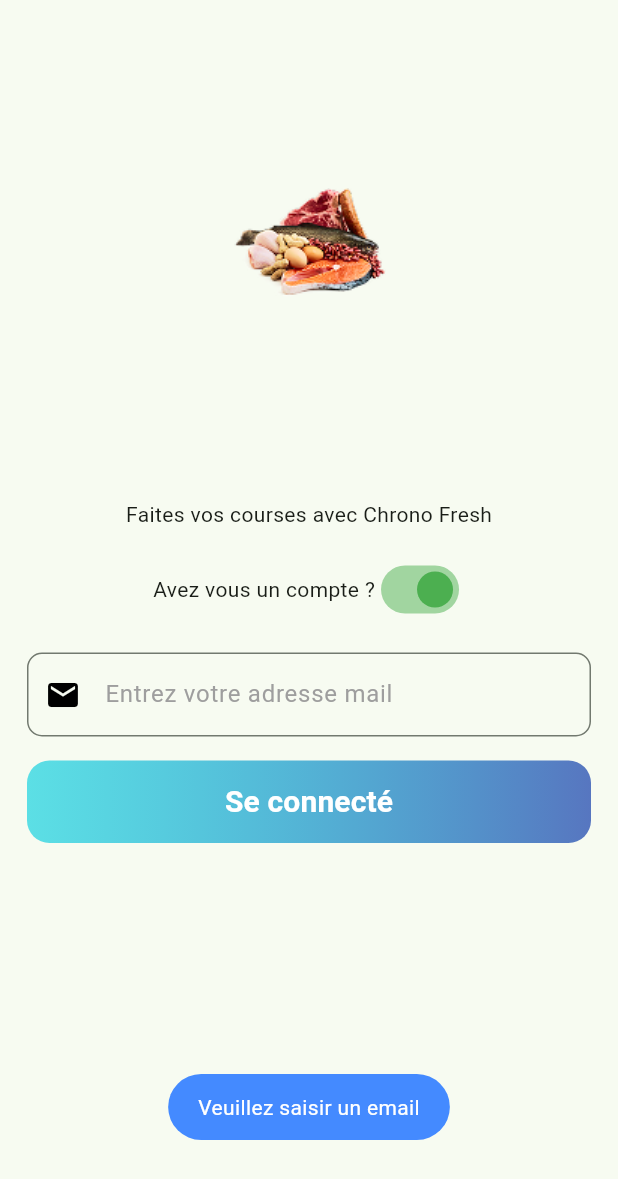
After one commit to Kenneth225/fresh, a Flutter app: the screen it shows after launch, after a tap on "Connectez vous", after a tap on "Se connecté", on a phone screen of 412 x 824 dp. The commit adds this screen. Shown: the top 1179 px of the screen. Run offline on Flutter 3.47's test engine with Material 3 defaults, Android fonts, the phone set to English and light mode, and no system bars; our stand-ins replace carousel_slider, fluttertoast, google_nav_bar, pin_code_fields, shared_preferences; missing offline and left inert: flutter_cart; network calls fail.

Commit message:
page login ajouter avec espace saisi de code a finaliser

```diff
--- /dev/null
+++ b/chrono_fresh/lib/global_var.dart
@@ -0,0 +1,3 @@
+import 'dart:convert';
+
+ String api_link = "http://10.0.2.2:80";
--- a/chrono_fresh/lib/main.dart
+++ b/chrono_fresh/lib/main.dart
@@ -1,4 +1,5 @@
 import 'package:chrono_fresh/acceuil.dart';
+import 'package:chrono_fresh/pages_login/connection.dart';
 import 'package:flutter/material.dart';
 import 'package:flutter_cart/cart.dart';
 import 'package:shared_preferences/shared_preferences.dart';
@@ -29,6 +30,7 @@ class MyApp extends StatelessWidget {
                 title: 'Bienvenue',
               ),
           'accueil': (context) => Acceuil(),
+          'connect':(context) => connection()
         });
   }
 }
@@ -127,6 +129,38 @@ class _MyHomePageState extends State<MyHomePage> {
                     ),
                   ),
                 ),
+                SizedBox(height: 16,),
+                Center(
+                  child: Container(
+                    height: 55,
+                    //width: 150,
+                    decoration: BoxDecoration(
+                        borderRadius: BorderRadius.circular(15),
+                        gradient: const LinearGradient(colors: [
+                          Color.fromRGBO(14, 209, 223, 0.667),
+                          Color.fromRGBO(87, 118, 192, 1),
+                        ])),
+                    child: Center(
+                      child: TextButton(
+                        onPressed: () {
+                          Navigator.pushReplacementNamed(context, 'connect');
+                        },
+                        child: const Row(
+                          mainAxisAlignment: MainAxisAlignment.center,
+                          children: [
+                            Text(
+                              "Connectez vous",
+                              style: TextStyle(
+                                  color: Colors.white,
+                                  fontSize: 20,
+                                  fontWeight: FontWeight.bold),
+                            ),
+                          ],
+                        ),
+                      ),
+                    ),
+                  ),
+                ),
               ],
             ),
           )),
--- /dev/null
+++ b/chrono_fresh/lib/pages_login/connection.dart
@@ -0,0 +1,283 @@
+import 'package:flutter/material.dart';
+import 'package:fluttertoast/fluttertoast.dart';
+import 'package:pin_code_fields/pin_code_fields.dart';
+
+class connection extends StatefulWidget {
+  const connection({super.key});
+
+  @override
+  State<connection> createState() => _connectionState();
+}
+
+class _connectionState extends State<connection> {
+  late TextEditingController numctrl;
+  late TextEditingController mailctrl;
+  bool have_acount = true;
+
+  @override
+  void initState() {
+    super.initState();
+    numctrl = TextEditingController();
+    mailctrl = TextEditingController();
+  }
+
+  void decidor(context, value) {
+    if (value == "") {
+      Fluttertoast.showToast(
+          backgroundColor: Colors.blueAccent,
+          msg: "Veuillez saisir un email",
+          toastLength: Toast.LENGTH_LONG);
+    } else {
+      showRecipeDetails(context);
+    }
+  }
+
+  void showRecipeDetails(
+    BuildContext context,
+  ) {
+    showModalBottomSheet(
+      backgroundColor: Colors.white,
+      //isDismissible: false,
+      context: context,
+      shape: RoundedRectangleBorder(
+        borderRadius: BorderRadius.circular(20.0),
+      ),
+      builder: (context) {
+        return Padding(
+          padding: EdgeInsets.all(16.0),
+          child: Column(
+            mainAxisSize: MainAxisSize.max,
+            crossAxisAlignment: CrossAxisAlignment.start,
+            children: [
+              const Center(
+                  child: Text("Entrez le code à 5 chiffres reçu par mail")),
+              const SizedBox(
+                height: 10,
+              ),
+              const Text("Code"),
+              const SizedBox(
+                height: 8,
+              ),
+              Center(
+                child:
+                    /*PinCodeTextField(
+                        keyboardType: TextInputType.number,
+                        appContext: context,
+                        length: 6,
+                        onChanged: (value) {
+                          print(value);
+                          setState(() {
+                          //  code = value;
+                          });
+                        }),*/
+                    TextField(
+                  controller: numctrl,
+                  keyboardType: TextInputType.number,
+                  decoration: InputDecoration(hintText: "-   -   -   -   -"),
+                ),
+              ),
+              const SizedBox(
+                height: 20,
+              ),
+              Row(
+                children: [
+                  TextButton(
+                    onPressed: () {},
+                    child: const Text("Renvoyer le code"),
+                  ),
+                  SizedBox(
+                    width: 50,
+                  ),
+                  ElevatedButton(
+                    onPressed: () {},
+                    child: const Text('Valider'),
+                  )
+                ],
+              )
+            ],
+          ),
+        );
+      },
+    );
+  }
+
+  @override
+  Widget build(BuildContext context) {
+    return Scaffold(
+      body: Container(
+        child: Column(
+          children: [
+            Image.asset(
+              "assets/melange.png",
+              height: 325,
+              width: 125,
+            ),
+            const SizedBox(
+              height: 8,
+            ),
+            const Text("Faites vos courses avec Chrono Fresh"),
+            const SizedBox(
+              height: 16,
+            ),
+            Row(
+              mainAxisAlignment: MainAxisAlignment.center,
+              children: [
+                const Text("Avez vous un compte ?"),
+                Switch(
+                  // This bool value toggles the switch.
+                  value: have_acount,
+                  activeColor: Colors.green,
+                  onChanged: (bool value) {
+                    // This is called when the user toggles the switch.
+                    setState(() {
+                      have_acount = value;
+                    });
+                  },
+                ),
+              ],
+            ),
+            Padding(
+              padding: const EdgeInsets.all(18.0),
+              child: have_acount
+                  ? Column(children: [
+                      TextField(
+                        controller: mailctrl,
+                        keyboardType: TextInputType.emailAddress,
+                        decoration: InputDecoration(
+                            prefixIcon: const Icon(
+                              Icons.mail,
+                              color: Colors.black,
+                            ),
+                            border: OutlineInputBorder(
+                              borderRadius: BorderRadius.circular(10.0),
+                            ),
+                            //filled: true,
+                            hintStyle: TextStyle(color: Colors.grey),
+                            hintText: "Entrez votre adresse mail",
+                            fillColor: Colors.white,
+                            hoverColor: Colors.white),
+                      ),
+                      SizedBox(
+                        height: 16,
+                      ),
+                      Center(
+                        child: Container(
+                          height: 55,
+                          //width: 150,
+                          decoration: BoxDecoration(
+                              borderRadius: BorderRadius.circular(15),
+                              gradient: const LinearGradient(colors: [
+                                Color.fromRGBO(14, 209, 223, 0.667),
+                                Color.fromRGBO(87, 118, 192, 1),
+                              ])),
+                          child: Center(
+                            child: TextButton(
+                              onPressed: () {
+                                decidor(context, mailctrl.text);
+                              },
+                              child: const Row(
+                                mainAxisAlignment: MainAxisAlignment.center,
+                                children: [
+                                  Text(
+                                    "Se connecté",
+                                    style: TextStyle(
+                                        color: Colors.white,
+                                        fontSize: 20,
+                                        fontWeight: FontWeight.bold),
+                                  ),
+                                ],
+                              ),
+                            ),
+                          ),
+                        ),
+                      ),
+                    ])
+                  : Column(
+                      children: [
+                        TextField(
+                          // controller: ,
+                          keyboardType: TextInputType.name,
+                          decoration: InputDecoration(
+                              border: OutlineInputBorder(
+                                borderRadius: BorderRadius.circular(10.0),
+                              ),
+                              hintStyle: TextStyle(color: Colors.grey),
+                              hintText: "Entrez votre Nom",
+                              fillColor: Colors.white,
+                              hoverColor: Colors.white),
+                        ),
+                        SizedBox(
+                          height: 8,
+                        ),
+                        TextField(
+                          // controller: ,
+                          keyboardType: TextInputType.name,
+                          decoration: InputDecoration(
+                              border: OutlineInputBorder(
+                                borderRadius: BorderRadius.circular(10.0),
+                              ),
+                              //filled: true,
+                              hintStyle: TextStyle(color: Colors.grey),
+                              hintText: "Entrez votre Prenom",
+                              fillColor: Colors.white,
+                              hoverColor: Colors.white),
+                        ),
+                        SizedBox(
+                          height: 8,
+                        ),
+                        TextField(
+                          // controller: ,
+                          keyboardType: TextInputType.name,
+                          decoration: InputDecoration(
+                              border: OutlineInputBorder(
+                                borderRadius: BorderRadius.circular(10.0),
+                              ),
+                              //filled: true,
+                              hintStyle: TextStyle(color: Colors.grey),
+                              hintText: "Entrez votre adresse Mail",
+                              fillColor: Colors.white,
+                              hoverColor: Colors.white),
+                        ),
+                        SizedBox(
+                          height: 16,
+                        ),
+                        Center(
+                          child: Container(
+                            height: 55,
+                            //width: 150,
+                            decoration: BoxDecoration(
+                                borderRadius: BorderRadius.circular(15),
+                                gradient: const LinearGradient(colors: [
+                                  Color.fromRGBO(14, 209, 223, 0.667),
+                                  Color.fromRGBO(87, 118, 192, 1),
+                                ])),
+                            child: Center(
+                              child: TextButton(
+                                onPressed: () {
+                                  //Navigator.pushReplacementNamed(context, 'connect');
+                                },
+                                child: const Row(
+                                  mainAxisAlignment: MainAxisAlignment.center,
+                                  children: [
+                                    Text(
+                                      "S'inscrire",
+                                      style: TextStyle(
+                                          color: Colors.white,
+                                          fontSize: 20,
+                                          fontWeight: FontWeight.bold),
+                                    ),
+                                  ],
+                                ),
+                              ),
+                            ),
+                          ),
+                        ),
+                      ],
+                    ),
+            )
+          ],
+        ),
+      ),
+    );
+  }
+}
--- a/chrono_fresh/lib/pages_principales/boutique_api.dart
+++ b/chrono_fresh/lib/pages_principales/boutique_api.dart
@@ -1,4 +1,5 @@
 import 'dart:convert';
+import 'package:chrono_fresh/global_var.dart';
 import 'package:chrono_fresh/pages_principales/boutique_structure.dart';
 import 'package:http/http.dart' as http;
 
@@ -6,7 +7,7 @@ import 'package:http/http.dart' as http;
 
 Future<List<Boutique>>  viewboutique(name) async {
 
-  var url = Uri.parse("http://10.0.2.2:80/api_fresh/maboutique.php");
+  var url = Uri.parse("${api_link}/api_fresh/maboutique.php");
   var data = {
     'categorie': name,
   };
--- a/chrono_fresh/pubspec.yaml
+++ b/chrono_fresh/pubspec.yaml
@@ -40,6 +40,8 @@ dependencies:
   google_nav_bar: ^5.0.7
   http: ^1.2.2
   flutter_cart: ^0.0.9
+  fluttertoast: ^8.2.8
+  pin_code_fields: ^8.0.1
 
 dev_dependencies:
   flutter_test:
```
Also changed, not shown: chrono_fresh/pubspec.lock, 1 other file.
